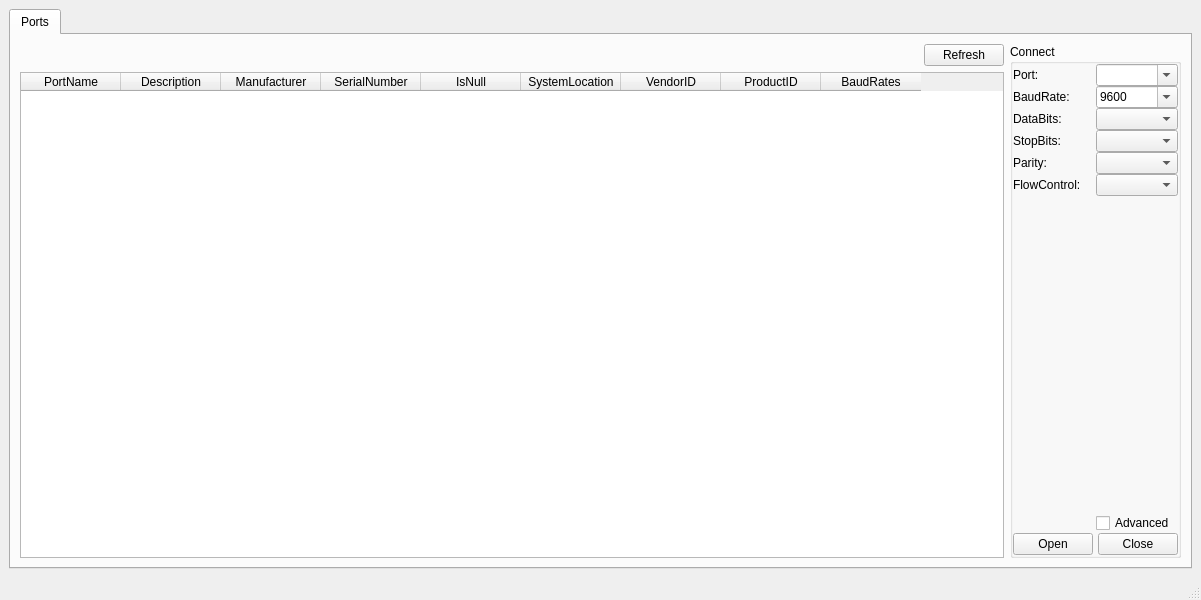
Qt form src/ui/mainwindow.ui (wh201906/SerialTest) before a commit.
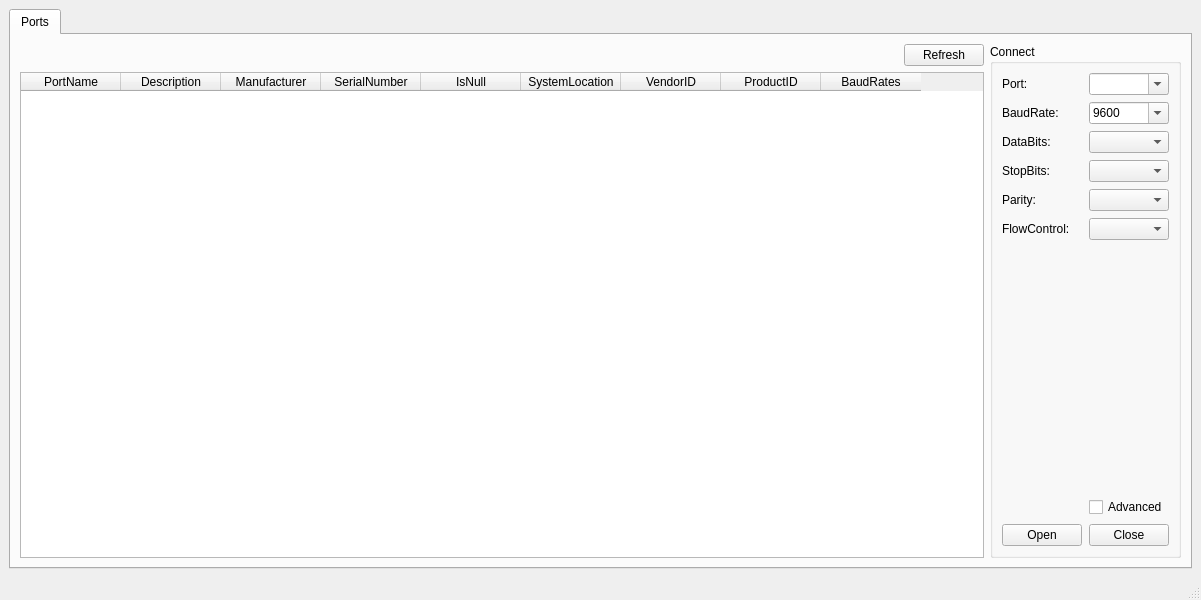
The same form after that commit.

```diff
--- a/src/ui/mainwindow.ui
+++ b/src/ui/mainwindow.ui
@@ -118,22 +118,13 @@
           </property>
           <layout class="QVBoxLayout" name="verticalLayout">
            <property name="spacing">
-            <number>0</number>
-           </property>
-           <property name="leftMargin">
-            <number>0</number>
-           </property>
-           <property name="topMargin">
-            <number>0</number>
-           </property>
-           <property name="rightMargin">
-            <number>0</number>
-           </property>
-           <property name="bottomMargin">
-            <number>0</number>
+            <number>7</number>
            </property>
            <item>
             <layout class="QGridLayout" name="gridLayout_2">
+             <property name="verticalSpacing">
+              <number>7</number>
+             </property>
              <item row="3" column="0">
               <widget class="QLabel" name="stopBitsLabel">
                <property name="text">
@@ -321,7 +312,7 @@
            <item>
             <layout class="QHBoxLayout" name="horizontalLayout_3">
              <property name="spacing">
-              <number>5</number>
+              <number>7</number>
              </property>
              <item>
               <widget class="QPushButton" name="openButton">
```
